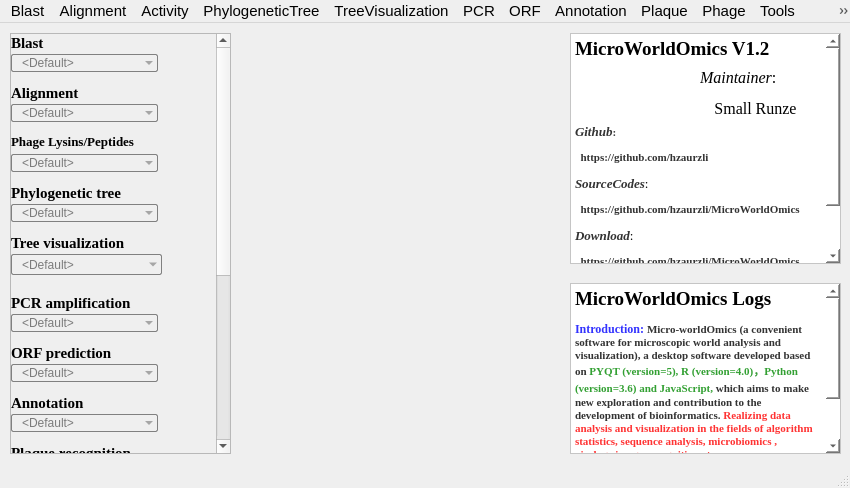
Old version of the form MicroWorldOmics.ui in the repository hzaurzli/MicroWorldOmics.
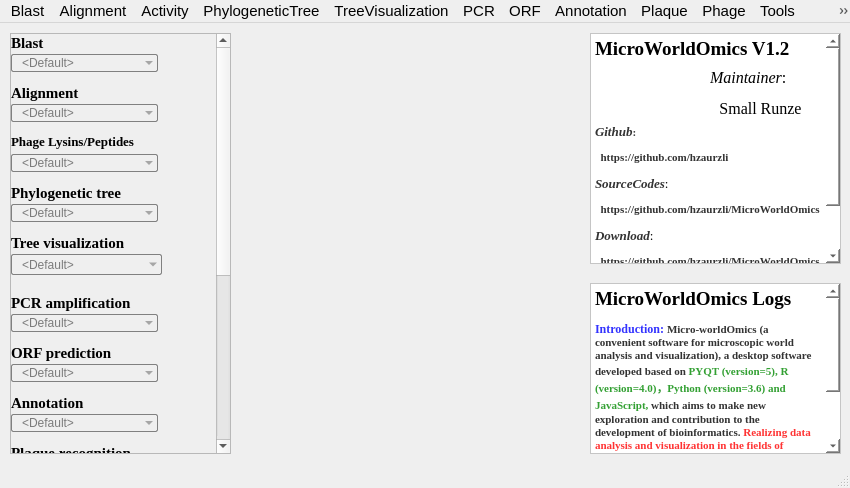
New version of the form. Icons and pictures are not drawn.

What changed in the file:
```diff
--- a/MicroWorldOmics.ui
+++ b/MicroWorldOmics.ui
@@ -1241,7 +1241,7 @@
    <widget class="QLabel" name="label_13">
     <property name="geometry">
      <rect>
-      <x>600</x>
+      <x>620</x>
       <y>40</y>
       <width>61</width>
       <height>61</height>
@@ -1266,9 +1266,9 @@
    <widget class="QTextBrowser" name="textBrowser">
     <property name="geometry">
      <rect>
-      <x>570</x>
+      <x>590</x>
       <y>10</y>
-      <width>271</width>
+      <width>251</width>
       <height>231</height>
      </rect>
     </property>
@@ -1309,9 +1309,9 @@
    <widget class="QLabel" name="label_14">
     <property name="geometry">
      <rect>
-      <x>700</x>
+      <x>710</x>
       <y>40</y>
-      <width>111</width>
+      <width>101</width>
       <height>61</height>
      </rect>
     </property>
@@ -1334,9 +1334,9 @@
    <widget class="QTextBrowser" name="textBrowser_2">
     <property name="geometry">
      <rect>
-      <x>570</x>
+      <x>590</x>
       <y>260</y>
-      <width>271</width>
+      <width>251</width>
       <height>171</height>
      </rect>
     </property>
@@ -1363,7 +1363,7 @@
 &lt;/style&gt;&lt;/head&gt;&lt;body style=&quot; font-family:'Times New Roman'; font-size:9pt; font-weight:600; font-style:normal;&quot;&gt;
 &lt;p style=&quot; margin-top:12px; margin-bottom:12px; margin-left:0px; margin-right:0px; -qt-block-indent:0; text-indent:0px;&quot;&gt;&lt;span style=&quot; font-size:14pt;&quot;&gt;MicroWorldOmics Logs&lt;/span&gt;&lt;/p&gt;
 &lt;p style=&quot; margin-top:12px; margin-bottom:12px; margin-left:0px; margin-right:0px; -qt-block-indent:0; text-indent:0px;&quot;&gt;&lt;span style=&quot; font-family:'-webkit-standard'; color:rgba(0,0,255,0.8);&quot;&gt;Introduction: &lt;/span&gt;&lt;span style=&quot; font-family:'-webkit-standard'; font-size:8pt; color:rgba(0,0,0,0.8);&quot;&gt;Micro-worldOmics&lt;/span&gt;&lt;span style=&quot; font-family:'-webkit-standard'; color:rgba(0,0,0,0.8);&quot;&gt; &lt;/span&gt;&lt;span style=&quot; font-family:'-webkit-standard'; font-size:8pt; color:rgba(0,0,0,0.8);&quot;&gt;(a convenient software for microscopic world analysis and visualization), a desktop software developed based on &lt;/span&gt;&lt;span style=&quot; font-family:'-webkit-standard'; font-size:8pt; color:rgba(0,136,0,0.8);&quot;&gt;PYQT (version=5), R (version=4.0)，Python (version=3.6) and JavaScript, &lt;/span&gt;&lt;span style=&quot; font-family:'-webkit-standard'; font-size:8pt; color:rgba(0,0,0,0.8);&quot;&gt;which aims to make new exploration and contribution to the development of bioinformatics. &lt;/span&gt;&lt;span style=&quot; font-family:'-webkit-standard'; font-size:8pt; color:rgba(255,0,0,0.8);&quot;&gt;Realizing data analysis and visualization in the fields of algorithm statistics, sequence analysis, microbiomics , virology,image recognition etc.&lt;/span&gt;&lt;/p&gt;
-&lt;p style=&quot; margin-top:12px; margin-bottom:12px; margin-left:0px; margin-right:0px; -qt-block-indent:0; text-indent:0px;&quot;&gt;&lt;span style=&quot; font-size:10pt;&quot;&gt;Micro-worldOmics V1.0 2023.1&lt;/span&gt;&lt;/p&gt;
+&lt;p style=&quot; margin-top:12px; margin-bottom:12px; margin-left:0px; margin-right:0px; -qt-block-indent:0; text-indent:0px;&quot;&gt;&lt;span style=&quot; font-size:10pt;&quot;&gt;MicroWorldOmics V1.0 2023.1&lt;/span&gt;&lt;/p&gt;
 &lt;p style=&quot;-qt-paragraph-type:empty; margin-top:12px; margin-bottom:12px; margin-left:0px; margin-right:0px; -qt-block-indent:0; text-indent:0px; font-size:10pt;&quot;&gt;&lt;br /&gt;&lt;/p&gt;&lt;/body&gt;&lt;/html&gt;</string>
     </property>
    </widget>
```
Left out of the diff: 11 changed lines with no effect on the pictures.
